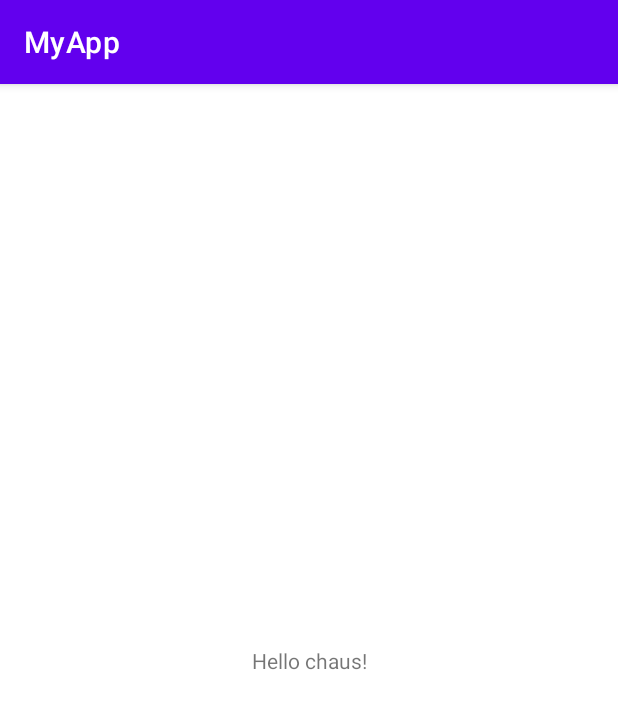
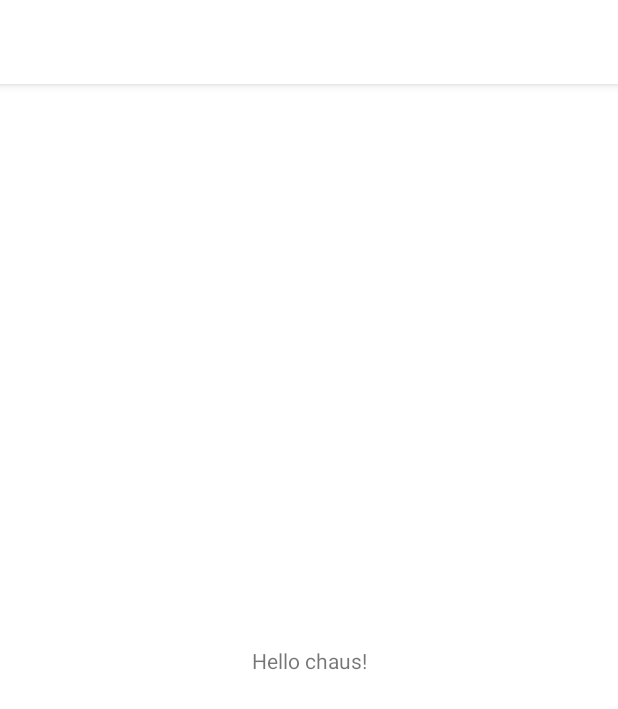
Before and after one commit to sohelchaus/my-app, an Android app: the screen it shows after launch (MainActivity), on a phone screen of 412 x 824 dp. Shown: the top 709 px of the screen. Run offline under Robolectric (Android 15) with nearby library versions, the phone set to English and light mode, and no system bars.

Commit message:
colors updated

```diff
--- a/app/src/main/res/values/colors.xml
+++ b/app/src/main/res/values/colors.xml
@@ -1,5 +1,5 @@
 <resources>
-    <color name="colorPrimary">#6200EE</color>
-    <color name="colorPrimaryDark">#3700B3</color>
-    <color name="colorAccent">#03DAC6</color>
+    <color name="colorPrimary">#FFFFFF</color>
+    <color name="colorPrimaryDark">#1B1D1A</color>
+    <color name="colorAccent">#FFCC20</color>
 </resources>
```
